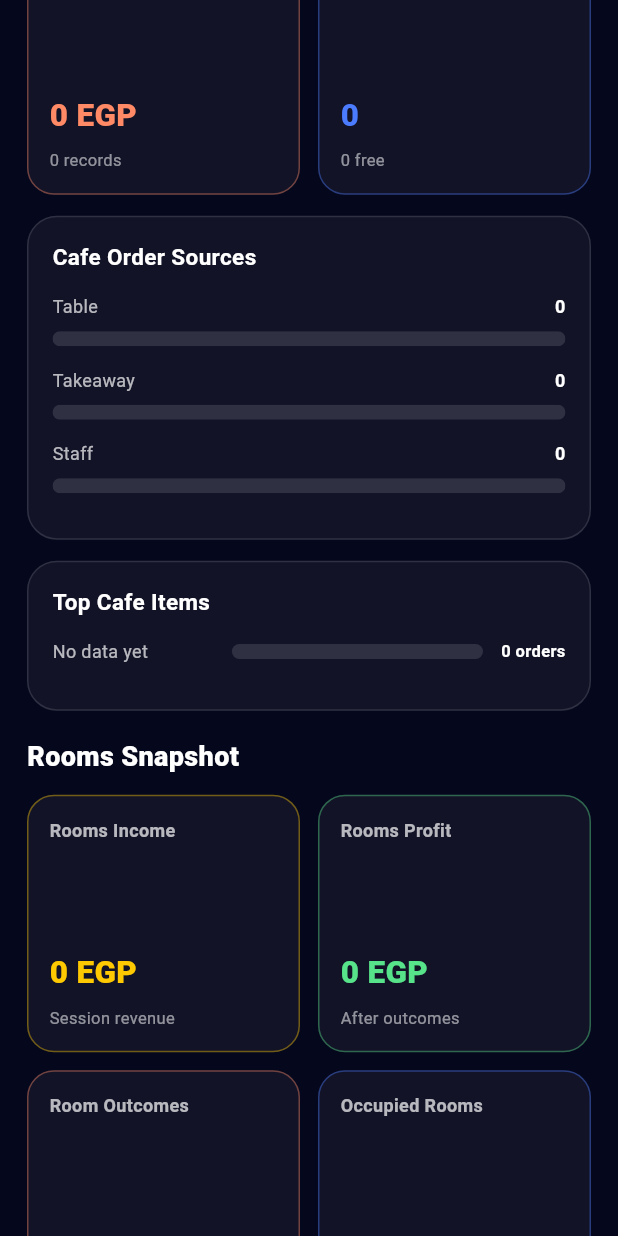
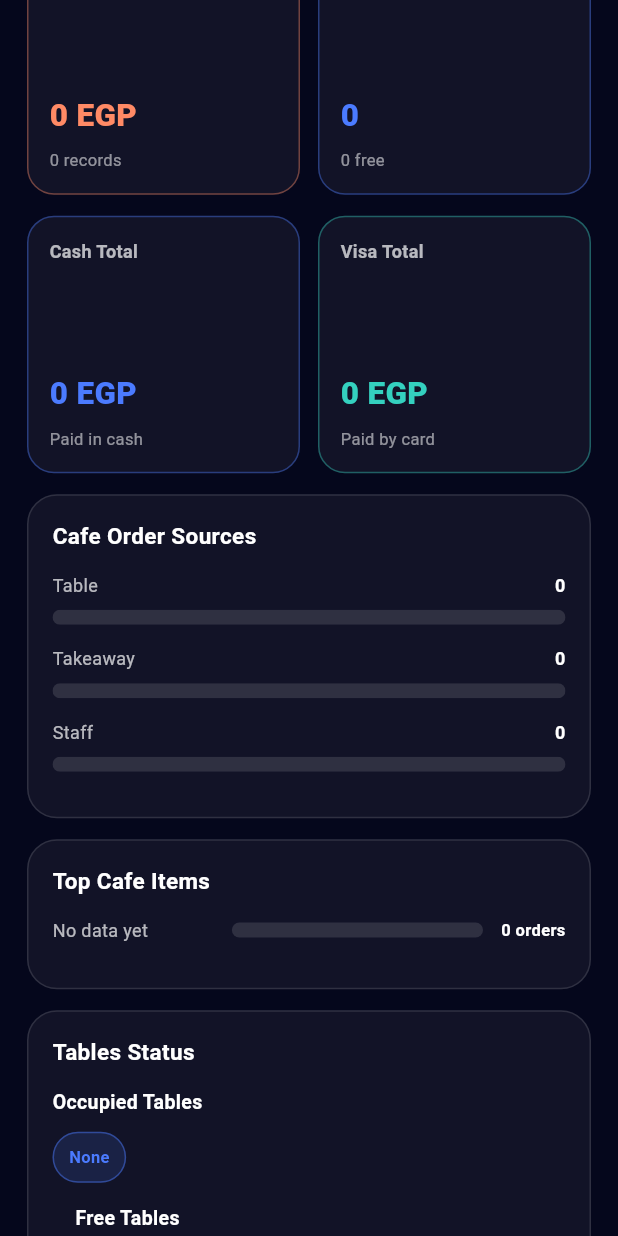
Before and after one commit to ahmedalnagdy18/quarto, a Flutter app: the screen it shows after launch, scrolled down 1152 dp, on a phone screen of 412 x 824 dp. Run offline on Flutter 3.47's test engine with Material 3 defaults, Android fonts, the phone set to English and light mode, and no system bars; our stand-ins replace bloc, equatable, flutter_bloc, flutter_svg, get_it, pdf and 3 more; missing offline and left inert: excel, window_manager; accounts and stored records are empty.

Commit message:
edit mobile verion

```diff
--- a/lib/mobile_analytics_page.dart
+++ b/lib/mobile_analytics_page.dart
@@ -216,6 +216,23 @@ class _MobileAnalyticsPageState extends State<MobileAnalyticsPage> {
                     ],
                   ),
                   const SizedBox(height: 14),
+                  _MetricGrid(
+                    items: [
+                      _MetricItem(
+                        title: 'Cash Total',
+                        value: _currency(data.cafeCashRevenue),
+                        accent: const Color(0xFF4B7BFF),
+                        subtitle: 'Paid in cash',
+                      ),
+                      _MetricItem(
+                        title: 'Visa Total',
+                        value: _currency(data.cafeVisaRevenue),
+                        accent: const Color(0xFF34D1BF),
+                        subtitle: 'Paid by card',
+                      ),
+                    ],
+                  ),
+                  const SizedBox(height: 14),
                   _InfoPanel(
                     title: 'Cafe Order Sources',
                     child: Column(
@@ -247,6 +264,25 @@ class _MobileAnalyticsPageState extends State<MobileAnalyticsPage> {
                     child: _RankingList(
                       items: data.topCafeItems,
                       suffix: 'orders',
+                    ),
+                  ),
+                  const SizedBox(height: 14),
+                  _InfoPanel(
+                    title: 'Tables Status',
+                    child: Column(
+                      children: [
+                        _StatusGroup(
+                          title: 'Occupied Tables',
+                          names: data.occupiedTableNames,
+                          color: const Color(0xFF4B7BFF),
+                        ),
+                        const SizedBox(height: 14),
+                        _StatusGroup(
+                          title: 'Free Tables',
+                          names: data.freeTableNames,
+                          color: const Color(0xFF57E389),
+                        ),
+                      ],
                     ),
                   ),
                   const SizedBox(height: 18),
@@ -308,6 +344,25 @@ class _MobileAnalyticsPageState extends State<MobileAnalyticsPage> {
                       ],
                     ),
                   ),
+                  const SizedBox(height: 14),
+                  _InfoPanel(
+                    title: 'Rooms Status',
+                    child: Column(
+                      children: [
+                        _StatusGroup(
+                          title: 'Occupied Rooms',
+                          names: data.occupiedRoomNames,
+                          color: const Color(0xFF4B7BFF),
+                        ),
+                        const SizedBox(height: 14),
+                        _StatusGroup(
+                          title: 'Free Rooms',
+                          names: data.freeRoomNames,
+                          color: const Color(0xFF57E389),
+                        ),
+                      ],
+                    ),
+                  ),
                 ],
               ),
             );
@@ -333,6 +388,8 @@ class _MobileAnalyticsSnapshot {
     required this.cafeRevenue,
     required this.cafeNetProfit,
     required this.cafeExpenses,
+    required this.cafeCashRevenue,
+    required this.cafeVisaRevenue,
     required this.cafeOrderDistribution,
     required this.topCafeItems,
     required this.topRooms,
@@ -342,8 +399,12 @@ class _MobileAnalyticsSnapshot {
     required this.roomOutcomesCount,
     required this.occupiedTables,
     required this.freeTables,
+    required this.occupiedTableNames,
+    required this.freeTableNames,
     required this.occupiedRooms,
     required this.freeRooms,
+    required this.occupiedRoomNames,
+    required this.freeRoomNames,
   });
 
   final String dayLabel;
@@ -359,6 +420,8 @@ class _MobileAnalyticsSnapshot {
   final double cafeRevenue;
   final double cafeNetProfit;
   final double cafeExpenses;
+  final double cafeCashRevenue;
+  final double cafeVisaRevenue;
   final Map<String, double> cafeOrderDistribution;
   final List<_RankedValue> topCafeItems;
   final List<_RankedValue> topRooms;
@@ -368,8 +431,12 @@ class _MobileAnalyticsSnapshot {
   final int roomOutcomesCount;
   final int occupiedTables;
   final int freeTables;
+  final List<String> occupiedTableNames;
+  final List<String> freeTableNames;
   final int occupiedRooms;
   final int freeRooms;
+  final List<String> occupiedRoomNames;
+  final List<String> freeRoomNames;
 
   factory _MobileAnalyticsSnapshot.fromData({
     required List<Room> rooms,
@@ -434,6 +501,18 @@ class _MobileAnalyticsSnapshot {
       0,
       (sum, order) => sum + calculateOrderTotal(order),
     );
+    final cafeCashRevenue = finalizedCafe
+        .where((order) => normalizePaymentMethod(order.paymentMethod) == 'Cash')
+        .fold<double>(
+          0,
+          (sum, order) => sum + calculateOrderTotal(order),
+        );
+    final cafeVisaRevenue = finalizedCafe
+        .where((order) => normalizePaymentMethod(order.paymentMethod) == 'Visa')
+        .fold<double>(
+          0,
+          (sum, order) => sum + calculateOrderTotal(order),
+        );
     final cafeExpenses = cafeOutcomes.fold<double>(
       0,
       (sum, item) => sum + (item.price * item.quantity),
@@ -502,6 +581,8 @@ class _MobileAnalyticsSnapshot {
       cafeRevenue: cafeRevenue,
       cafeNetProfit: cafeNetProfit,
       cafeExpenses: cafeExpenses,
+      cafeCashRevenue: cafeCashRevenue,
+      cafeVisaRevenue: cafeVisaRevenue,
       cafeOrderDistribution: cafeOrderDistribution,
       topCafeItems: topCafeItems.take(5).toList(),
       topRooms: topRooms.take(5).toList(),
@@ -511,8 +592,24 @@ class _MobileAnalyticsSnapshot {
       roomOutcomesCount: roomOutcomes.length,
       occupiedTables: cafeTables.where((table) => table.isOccupied).length,
       freeTables: cafeTables.where((table) => !table.isOccupied).length,
+      occupiedTableNames: cafeTables
+          .where((table) => table.isOccupied)
+          .map((table) => table.tableName)
+          .toList(),
+      freeTableNames: cafeTables
+          .where((table) => !table.isOccupied)
+          .map((table) => table.tableName)
+          .toList(),
       occupiedRooms: rooms.where((room) => room.isOccupied).length,
       freeRooms: rooms.where((room) => !room.isOccupied).length,
+      occupiedRoomNames: rooms
+          .where((room) => room.isOccupied)
+          .map((room) => room.name)
+          .toList(),
+      freeRoomNames: rooms
+          .where((room) => !room.isOccupied)
+          .map((room) => room.name)
+          .toList(),
     );
   }
 }
@@ -882,6 +979,65 @@ class _RankingList extends StatelessWidget {
   }
 }
 
+class _StatusGroup extends StatelessWidget {
+  const _StatusGroup({
+    required this.title,
+    required this.names,
+    required this.color,
+  });
+
+  final String title;
+  final List<String> names;
+  final Color color;
+
+  @override
+  Widget build(BuildContext context) {
+    final safeNames = names.isEmpty ? const ['None'] : names;
+
+    return Column(
+      crossAxisAlignment: CrossAxisAlignment.start,
+      children: [
+        Text(
+          title,
+          style: const TextStyle(
+            color: Colors.white,
+            fontSize: 13,
+            fontWeight: FontWeight.w700,
+          ),
+        ),
+        const SizedBox(height: 10),
+        Wrap(
+          spacing: 8,
+          runSpacing: 8,
+          children: safeNames
+              .map(
+                (name) => Container(
+                  padding: const EdgeInsets.symmetric(
+                    horizontal: 10,
+                    vertical: 8,
+                  ),
+                  decoration: BoxDecoration(
+                    color: color.withValues(alpha: 0.14),
+                    borderRadius: BorderRadius.circular(999),
+                    border: Border.all(color: color.withValues(alpha: 0.45)),
+                  ),
+                  child: Text(
+                    name,
+                    style: TextStyle(
+                      color: color,
+                      fontSize: 11,
+                      fontWeight: FontWeight.w700,
+                    ),
+                  ),
+                ),
+              )
+              .toList(),
+        ),
+      ],
+    );
+  }
+}
+
 class _RankedValue {
   const _RankedValue({required this.label, required this.value});
 
```
